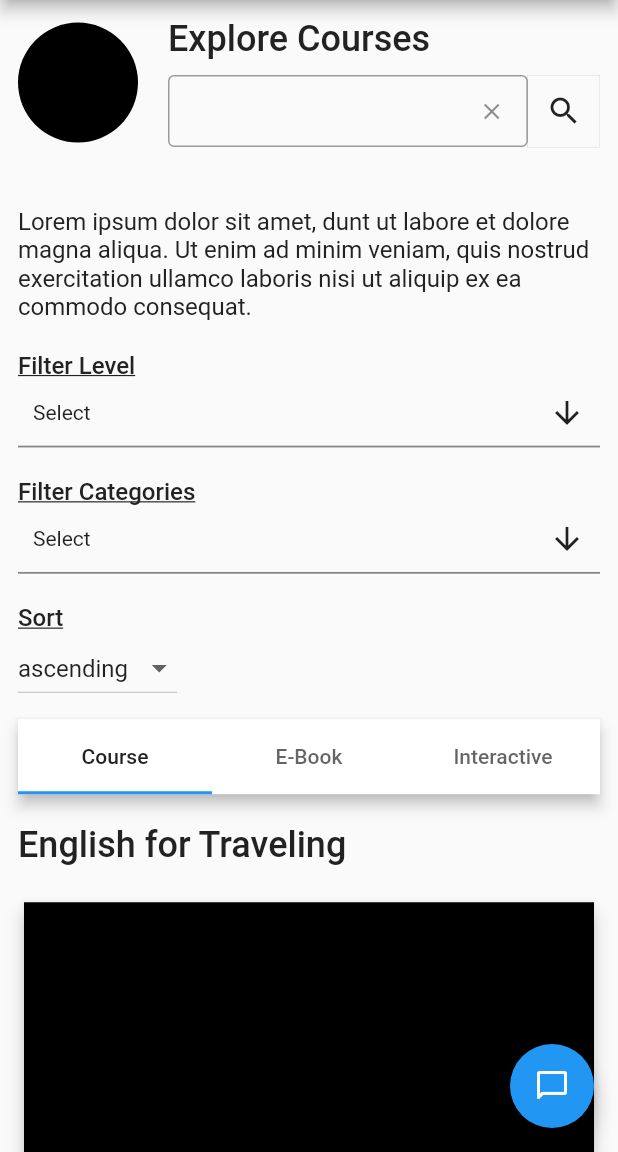
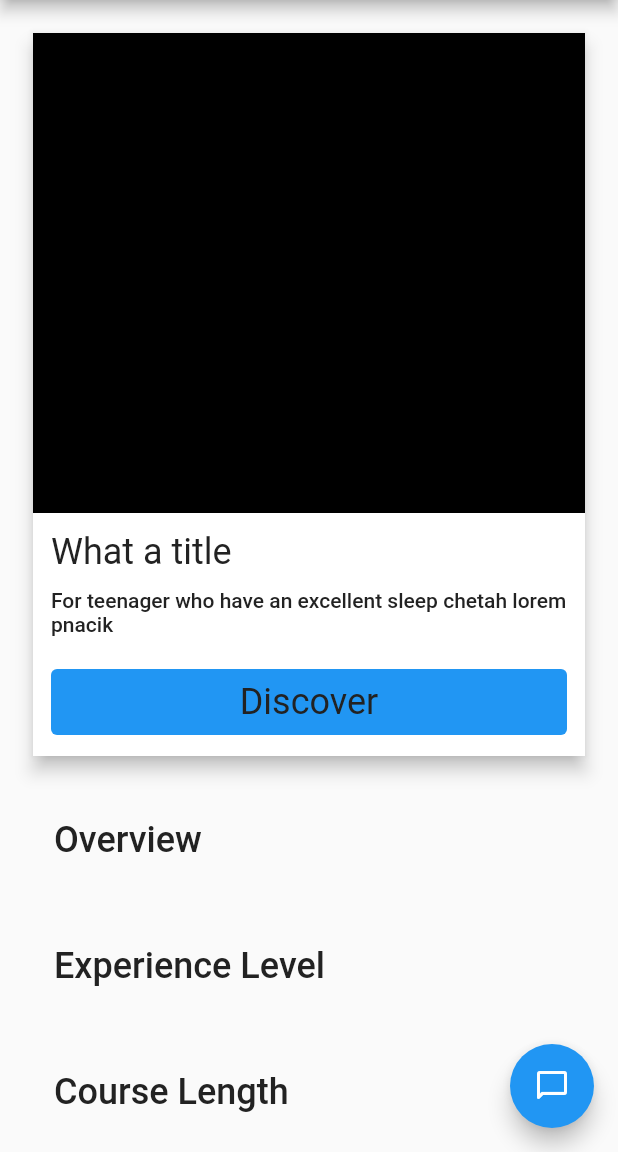
Before and after one commit to ZabitTank/let_tutor_mobile, a Flutter app: the screen it shows after launch, on a phone screen of 412 x 824 dp, the part 84-1236 px from its top. Run offline on Flutter 3.47's test engine with Material 2 defaults, Android fonts, the phone set to English and light mode, and no system bars; drawn by our look-alikes of multi_select_flutter; our stand-ins replace font_awesome_flutter.

Commit message:
feat: course detail view

```diff
--- a/lib/app/modules/course/courses_view.dart
+++ b/lib/app/modules/course/courses_view.dart
@@ -1,5 +1,5 @@
 import 'package:flutter/material.dart';
-import 'package:let_tutor_mobile/app/modules/course/widgets/course_card.dart';
+import 'package:let_tutor_mobile/app/modules/course/widgets/course_info_card.dart';
 import 'package:let_tutor_mobile/app/widgets/main_appbar.dart';
 import 'package:let_tutor_mobile/app/widgets/search_textfield.dart';
 import 'package:let_tutor_mobile/app/widgets/test_widget.dart';
--- /dev/null
+++ b/lib/app/modules/course_detail/course_detail.dart
@@ -0,0 +1,68 @@
+import 'package:flutter/material.dart';
+import 'package:let_tutor_mobile/app/modules/course_detail/widgets/course_explore_card.dart';
+import 'package:let_tutor_mobile/app/widgets/main_appbar.dart';
+import 'package:let_tutor_mobile/core/theme/base_style.dart';
+
+class CourseDetail extends StatelessWidget {
+  const CourseDetail({super.key});
+
+  @override
+  Widget build(BuildContext context) {
+    const sw_20 = SizedBox(
+      width: 20,
+    );
+    const sh_10 = SizedBox(
+      height: 10,
+    );
+    const sh_20 = SizedBox(
+      height: 20,
+    );
+    return Scaffold(
+      appBar: LetTutorCommomWidget.mainAppBar(),
+      floatingActionButton: FloatingActionButton(
+        hoverColor: BaseColor.green,
+        onPressed: () {},
+        child: const Icon(Icons.chat_bubble_outline_rounded),
+      ),
+      body: SingleChildScrollView(
+        child: Container(
+          padding: const EdgeInsets.all(18),
+          child: Column(
+            children: const [
+              CourseCardExplore(),
+              sh_20,
+              CourseDescriptionHeader(description: "Overview"),
+              sh_20,
+              CourseDescriptionHeader(description: "Experience Level"),
+              sh_20,
+              CourseDescriptionHeader(description: "Course Length"),
+              sh_20,
+              CourseDescriptionHeader(description: "List Topics"),
+            ],
+          ),
+        ),
+      ),
+    );
+  }
+}
+
+class CourseDescriptionHeader extends StatelessWidget {
+  const CourseDescriptionHeader({
+    super.key,
+    required this.description,
+  });
+
+  final String description;
+
+  @override
+  Widget build(BuildContext context) {
+    return Container(
+      alignment: Alignment.centerLeft,
+      padding: const EdgeInsets.all(18),
+      child: Text(
+        description,
+        style: BaseTextStyle.heading2(),
+      ),
+    );
+  }
+}
--- /dev/null
+++ b/lib/app/modules/course_detail/widgets/course_explore_card.dart
@@ -0,0 +1,68 @@
+import 'package:flutter/material.dart';
+import 'package:let_tutor_mobile/app/widgets/test_widget.dart';
+import 'package:let_tutor_mobile/core/theme/base_style.dart';
+
+class CourseCardExplore extends StatelessWidget {
+  const CourseCardExplore({
+    super.key,
+  });
+
+  @override
+  Widget build(BuildContext context) {
+    const SizedBox sh_10 = SizedBox(
+      height: 10,
+    );
+    const SizedBox sh_20 = SizedBox(
+      height: 20,
+    );
+    return Card(
+      elevation: 5,
+      shape: RoundedRectangleBorder(
+        borderRadius: BorderRadius.circular(0.0),
+      ),
+      child: InkWell(
+        onTap: () {},
+        child: Column(
+          crossAxisAlignment: CrossAxisAlignment.start,
+          children: [
+            TestWidget.emptyRetangleContainer(
+                width: double.infinity, height: 320),
+            Container(
+              padding: const EdgeInsets.all(12),
+              child: Column(
+                crossAxisAlignment: CrossAxisAlignment.start,
+                children: [
+                  Text(
+                    "What a title",
+                    style: BaseTextStyle.heading3(),
+                  ),
+                  sh_10,
+                  Text(
+                    "For teenager who have an excellent sleep chetah lorem pnacik",
+                    style: BaseTextStyle.body3(),
+                  ),
+                  sh_20,
+                  Container(
+                    width: double.infinity,
+                    alignment: Alignment.center,
+                    child: TextButton(
+                      style: TextButton.styleFrom(
+                        minimumSize: const Size(double.infinity, 20),
+                        backgroundColor: Colors.blue,
+                      ),
+                      onPressed: () {},
+                      child: Text(
+                        "Discover",
+                        style: BaseTextStyle.heading3(),
+                      ),
+                    ),
+                  )
+                ],
+              ),
+            )
+          ],
+        ),
+      ),
+    );
+  }
+}
--- a/lib/main.dart
+++ b/lib/main.dart
@@ -1,5 +1,5 @@
 import 'package:flutter/material.dart';
-import 'package:let_tutor_mobile/app/modules/course/courses_view.dart';
+import 'package:let_tutor_mobile/app/modules/course_detail/course_detail.dart';
 import 'package:let_tutor_mobile/core/theme/base_theme.dart';
 
 void main() {
@@ -14,7 +14,9 @@
     return MaterialApp(
       title: "LetTutor",
       // home: LoginView(formKey: GlobalKey<FormState>()),
-      home: const CoursesView(),
+      // home: const CoursesView(),
+      home: const CourseDetail(),
+
       theme: baseTheme(),
     );
   }
```
Also changed, not shown: lib/app/modules/course/widgets/course_info_card.dart (renamed from lib/app/modules/course/widgets/course_card.dart).
